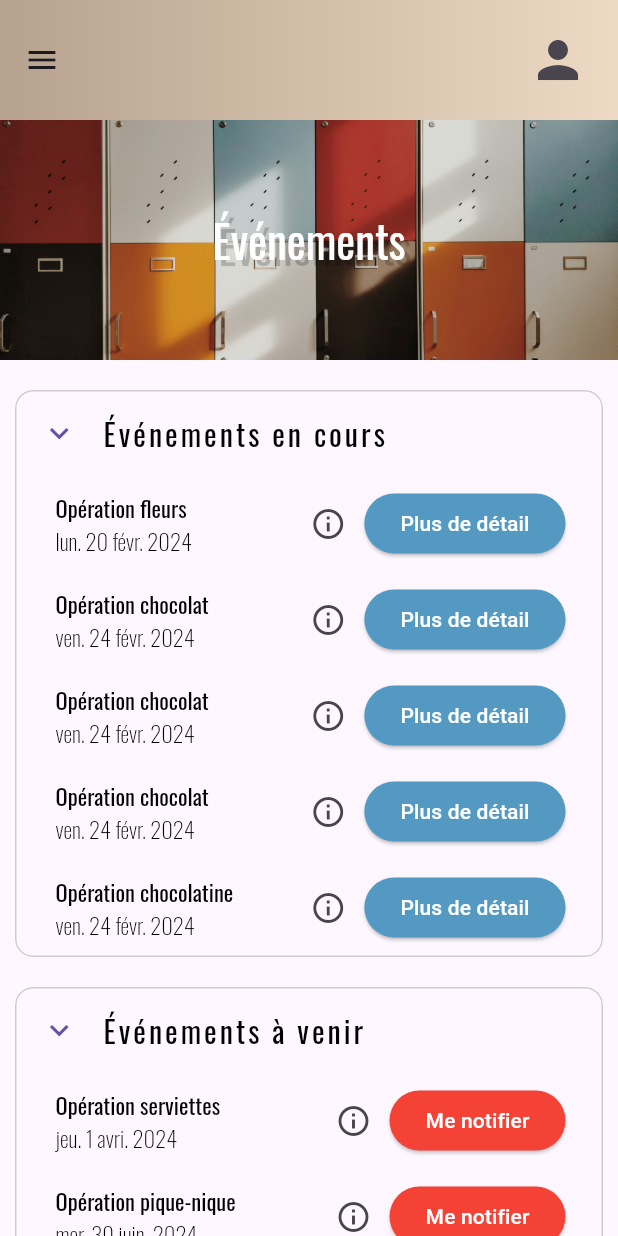
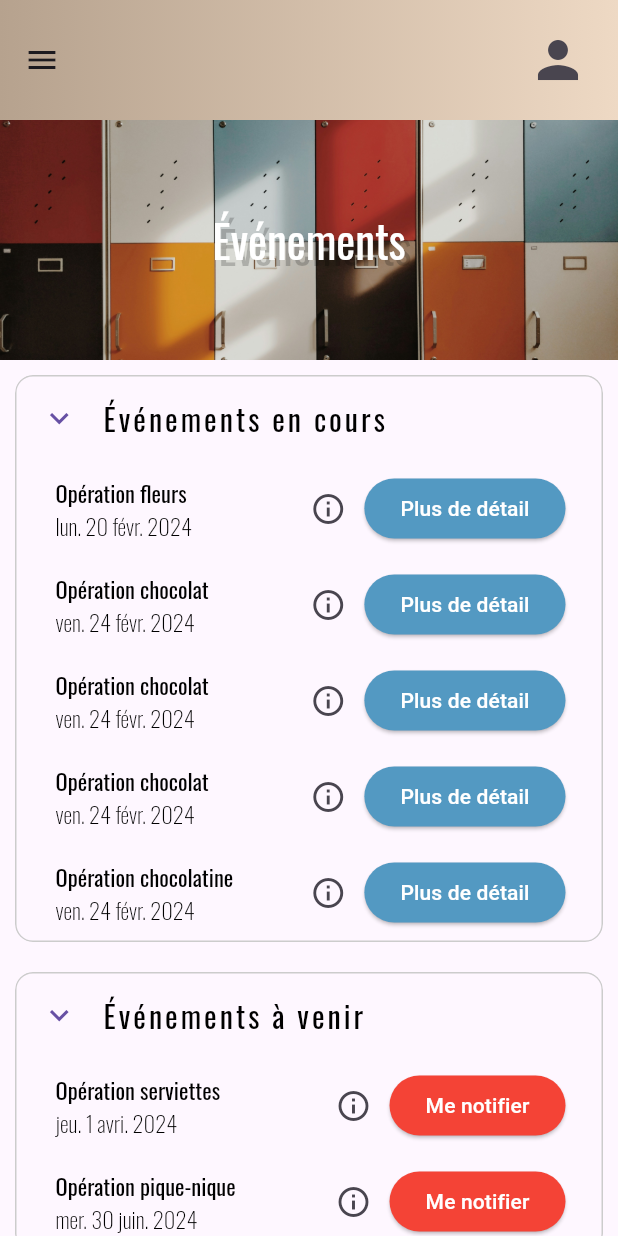
Before and after one commit to sarah-menuge/ape_manager_front, a Flutter app: the EvenementsViewMobile screen opened directly, on a phone screen of 412 x 824 dp. Run offline on Flutter 3.47's test engine with Material 3 defaults, Android fonts, the phone set to English and light mode, and no system bars; our stand-ins replace device_info_plus, flutter_dotenv, flutter_secure_storage, google_fonts; missing offline and left inert: sticky_footer_scrollview, universal_html; accounts and stored records are empty.

Commit message:
Corrections du padding

```diff
--- a/lib/views/evenements/liste/evenements_view.dart
+++ b/lib/views/evenements/liste/evenements_view.dart
@@ -25,7 +25,7 @@ class EvenementsView extends StatelessWidget {
           profil: Profil.Parent,
         ),
         desktopBody: EvenementViewDesktop(
-          profil: Profil.Organisateur,
+          profil: Profil.Parent,
         ));
   }
 }
--- a/lib/views/evenements/liste/evenements_view_parents.dart
+++ b/lib/views/evenements/liste/evenements_view_parents.dart
@@ -11,9 +11,7 @@ class EvenementsViewParents extends StatelessWidget {
   Widget build(BuildContext context) {
     return Column(
       children: [
-        Padding(
-          padding: EdgeInsets.symmetric(vertical: 20),
-          child: ExpansionTileAppli(
+        ExpansionTileAppli(
           titre: "Événements en cours",
           listeWidget: [
             EvenementWidget(
@@ -49,7 +47,6 @@ class EvenementsViewParents extends StatelessWidget {
             ),
           ],
         ),
-        ),
         ExpansionTileAppli(
           titre: "Événements à venir",
           listeWidget: [
--- a/lib/widgets/expansion_tile_appli.dart
+++ b/lib/widgets/expansion_tile_appli.dart
@@ -38,6 +38,8 @@ class _ExpansionTileAppliState extends State<ExpansionTileAppli> {
         margin: EdgeInsets.symmetric(
           horizontal:
               ResponsiveConstraint.getResponsiveValue(context, 10.0, 60.0),
+          vertical:
+              ResponsiveConstraint.getResponsiveValue(context, 10.0, 10.0),
         ),
         width: MediaQuery.of(context).size.width,
         child: ExpansionTile(
```
Lines whose indentation alone changed are shown as unchanged.
